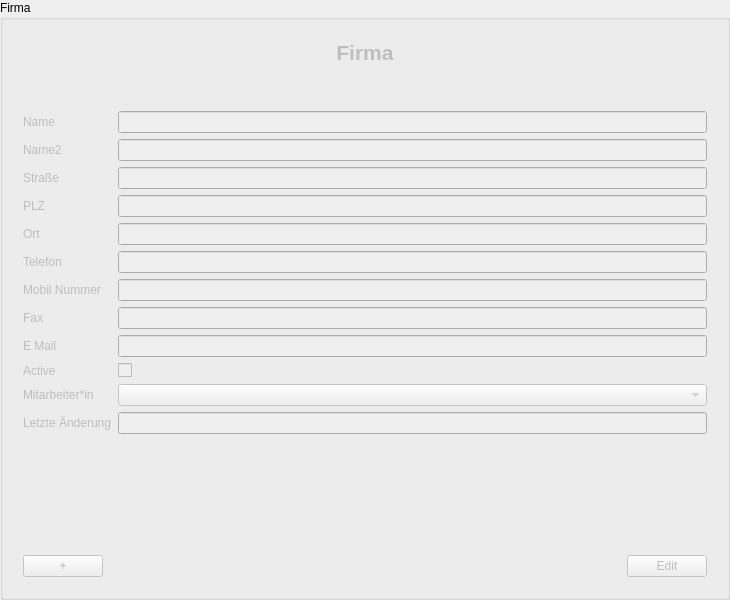
Qt form src/libs/widgets/src/views/companyinputarea.ui (jmuelbert/jmbde-QT) before a commit.
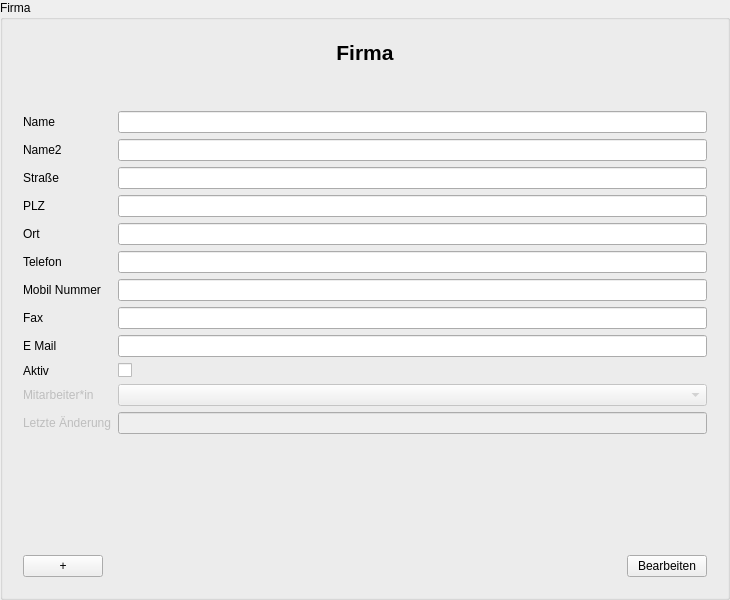
The same form after that commit.

```diff
--- a/src/libs/widgets/src/views/companyinputarea.ui
+++ b/src/libs/widgets/src/views/companyinputarea.ui
@@ -14,7 +14,7 @@
    <string>Firma</string>
   </property>
   <property name="accessibleName">
-   <string>ChipCardInputDialog</string>
+   <string>CompanyInputDialog</string>
   </property>
   <property name="title">
    <string>Firma</string>
@@ -23,7 +23,7 @@
    <item row="0" column="0">
     <widget class="QWidget" name="GroupBox" native="true">
      <property name="enabled">
-      <bool>false</bool>
+      <bool>true</bool>
      </property>
      <layout class="QVBoxLayout" name="verticalLayout_3">
       <item>
@@ -67,6 +67,9 @@
        <layout class="QFormLayout" name="formLayout">
         <item row="0" column="0">
          <widget class="QLabel" name="nameLabel">
+          <property name="enabled">
+           <bool>true</bool>
+          </property>
           <property name="text">
            <string>Name</string>
           </property>
@@ -185,7 +188,7 @@
         <item row="10" column="0">
          <widget class="QLabel" name="activeLabel">
           <property name="text">
-           <string>Active</string>
+           <string>Aktiv</string>
           </property>
           <property name="buddy">
            <cstring>activeCheckBox</cstring>
@@ -217,6 +220,9 @@
         </item>
         <item row="12" column="0">
          <widget class="QLabel" name="lastUpdateLabel">
+          <property name="enabled">
+           <bool>false</bool>
+          </property>
           <property name="text">
            <string>Letzte Änderung</string>
           </property>
@@ -250,7 +256,10 @@
       <item>
        <layout class="QHBoxLayout" name="horizontalLayout">
         <item>
-         <widget class="QPushButton" name="pushButton_Add">
+         <widget class="QPushButton" name="addPushButton">
+          <property name="enabled">
+           <bool>true</bool>
+          </property>
           <property name="text">
            <string>+</string>
           </property>
@@ -270,9 +279,12 @@
          </spacer>
         </item>
         <item>
-         <widget class="QPushButton" name="pushButton_EditFinish">
+         <widget class="QPushButton" name="editFinishPushButton">
+          <property name="enabled">
+           <bool>true</bool>
+          </property>
           <property name="text">
-           <string>Edit</string>
+           <string>Bearbeiten</string>
           </property>
          </widget>
         </item>
```
Left out of the diff: 4 changed lines with no effect on the pictures.
